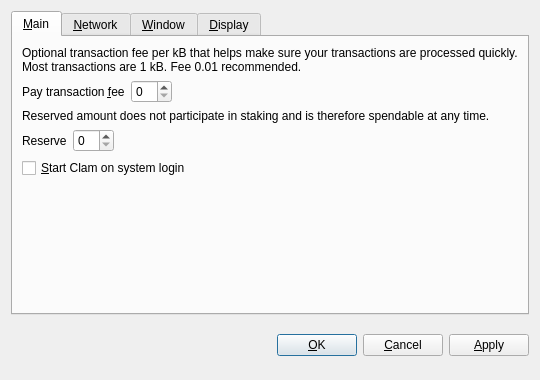
Qt form src/qt/forms/optionsdialog.ui (coinkeeper/2015-06-22_18-55_clams) before a commit.
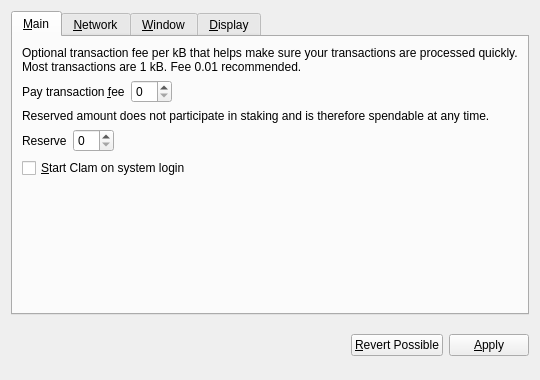
The same form after that commit. Custom widgets are drawn as their Qt base class.

What changed in the file:
```diff
--- a/src/qt/forms/optionsdialog.ui
+++ b/src/qt/forms/optionsdialog.ui
@@ -447,30 +447,10 @@
        </property>
       </widget>
      </item>
-     <item>
-      <spacer name="horizontalSpacer_2">
-       <property name="orientation">
-        <enum>Qt::Horizontal</enum>
-       </property>
-       <property name="sizeHint" stdset="0">
-        <size>
-         <width>40</width>
-         <height>48</height>
-        </size>
-       </property>
-      </spacer>
-     </item>
-     <item>
-      <widget class="QPushButton" name="okButton">
-       <property name="text">
-        <string>&amp;OK</string>
-       </property>
-      </widget>
-     </item>
      <item>
       <widget class="QPushButton" name="cancelButton">
        <property name="text">
-        <string>&amp;Cancel</string>
+        <string>&amp;Revert Possible</string>
        </property>
        <property name="autoDefault">
         <bool>false</bool>
```
